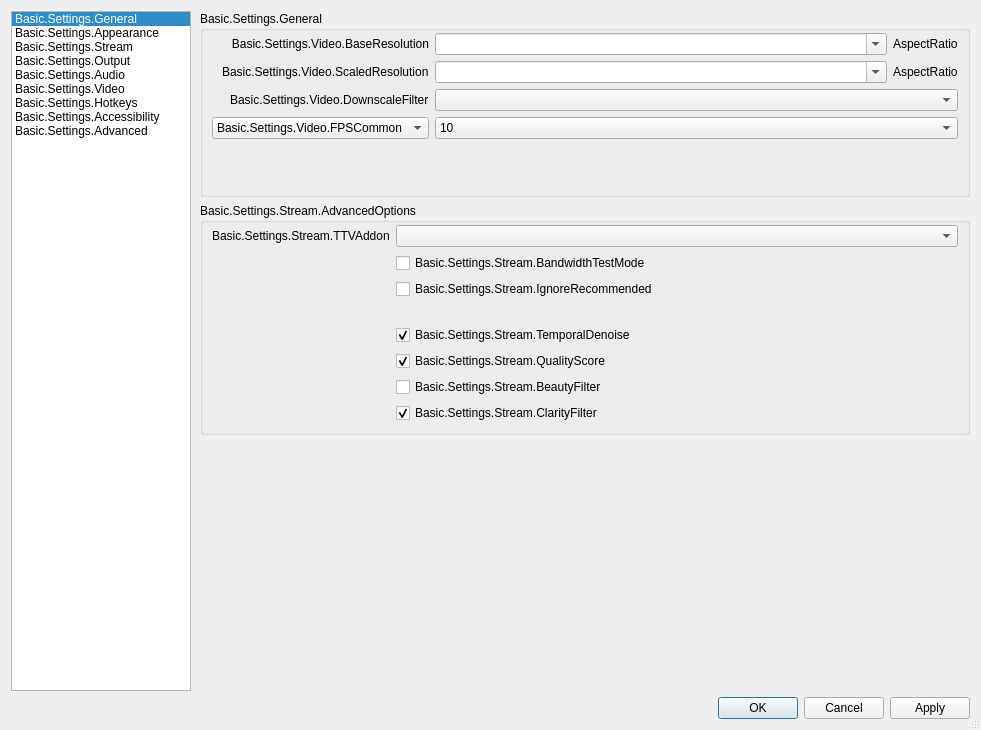
First picture: the form in frontend/forms/OBSBasicSettings.ui, repository ppcdn-org/ppobs, before the edit.
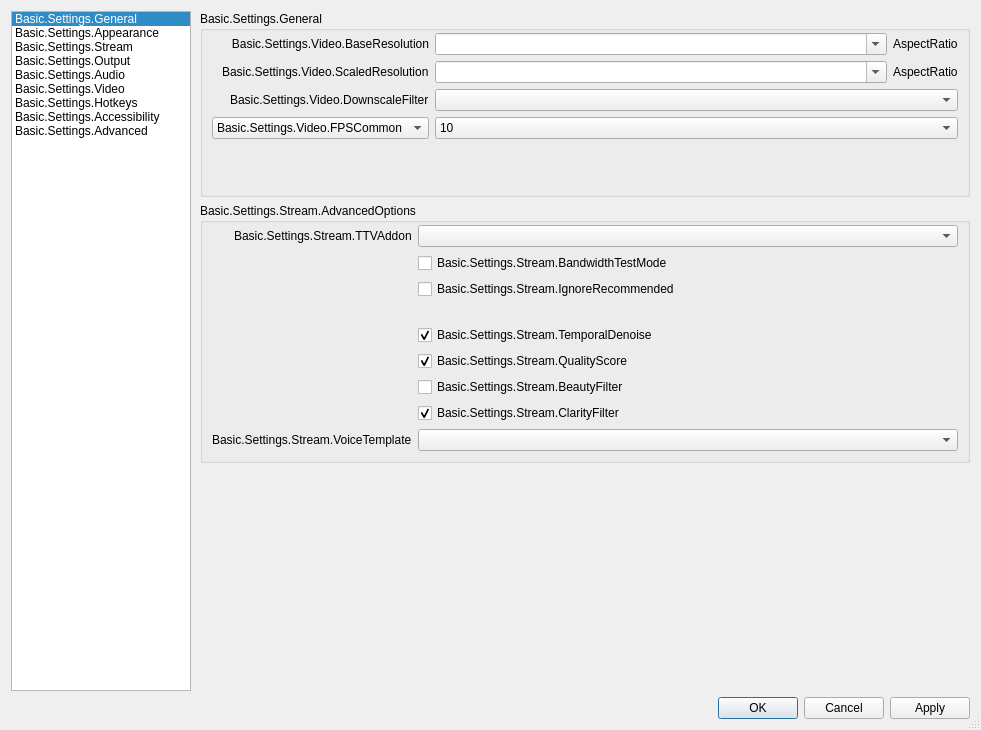
Second picture: the form after the edit. The open tabs and pages were chosen to show the change. Icons and pictures are not drawn. Custom widgets are drawn as their Qt base class.

Commit message:
filters: Voice Template presets on microphone sources
Adds a Stream settings 'Voice Template' combo (none / Gentle Baritone / Sweet Soprano / Deep Bass) that, on stream start, builds an audioshift -> 3-Band EQ -> compressor chain on every wasapi_input_capture source (desktop/loopback deliberately untouched) and tears it down for 'none'. The template params live in the frontend (OBSBasic::ApplyVoiceTemplateSetting); the audio-shift filter gains the preset support it needs on the plugin side. See docs/audioshift-design.md 6.4.

What changed in the file:
```diff
--- a/frontend/forms/OBSBasicSettings.ui
+++ b/frontend/forms/OBSBasicSettings.ui
@@ -6955,6 +6955,19 @@
               </property>
              </widget>
             </item>
+            <item row="8" column="0">
+             <widget class="QLabel" name="voiceTemplateLabel">
+              <property name="text">
+               <string>Basic.Settings.Stream.VoiceTemplate</string>
+              </property>
+              <property name="buddy">
+               <cstring>voiceTemplate</cstring>
+              </property>
+             </widget>
+            </item>
+            <item row="8" column="1">
+             <widget class="QComboBox" name="voiceTemplate"/>
+            </item>
            </layout>
           </widget>
          </item>
```
The commit also changes 11 other files.
